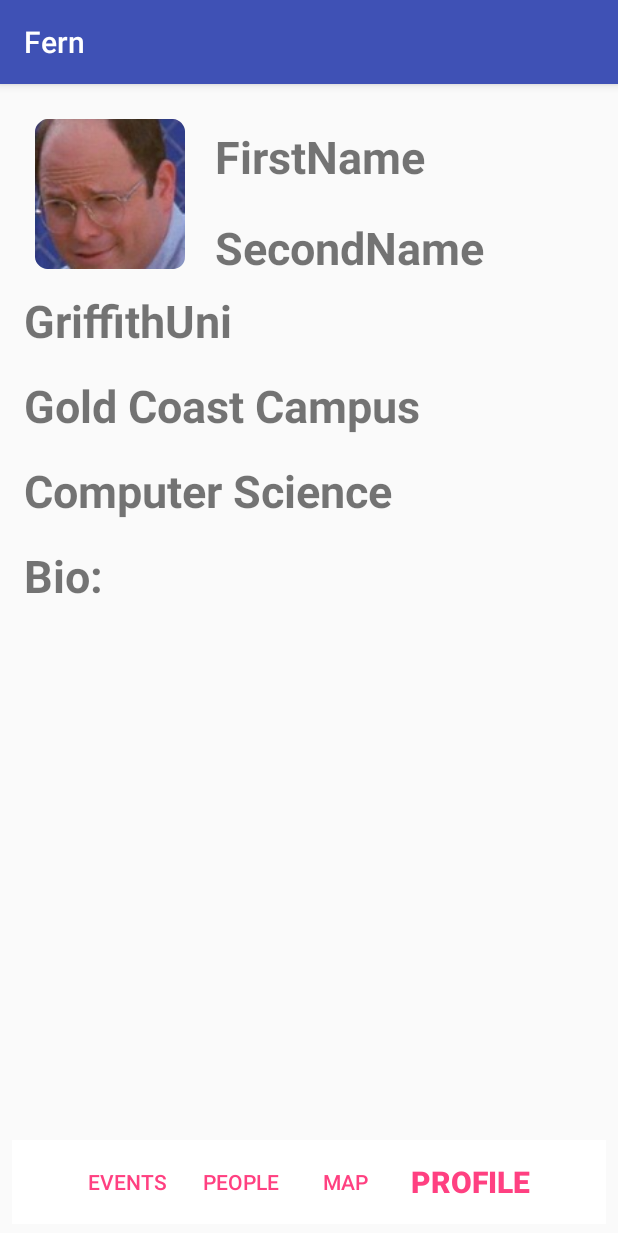
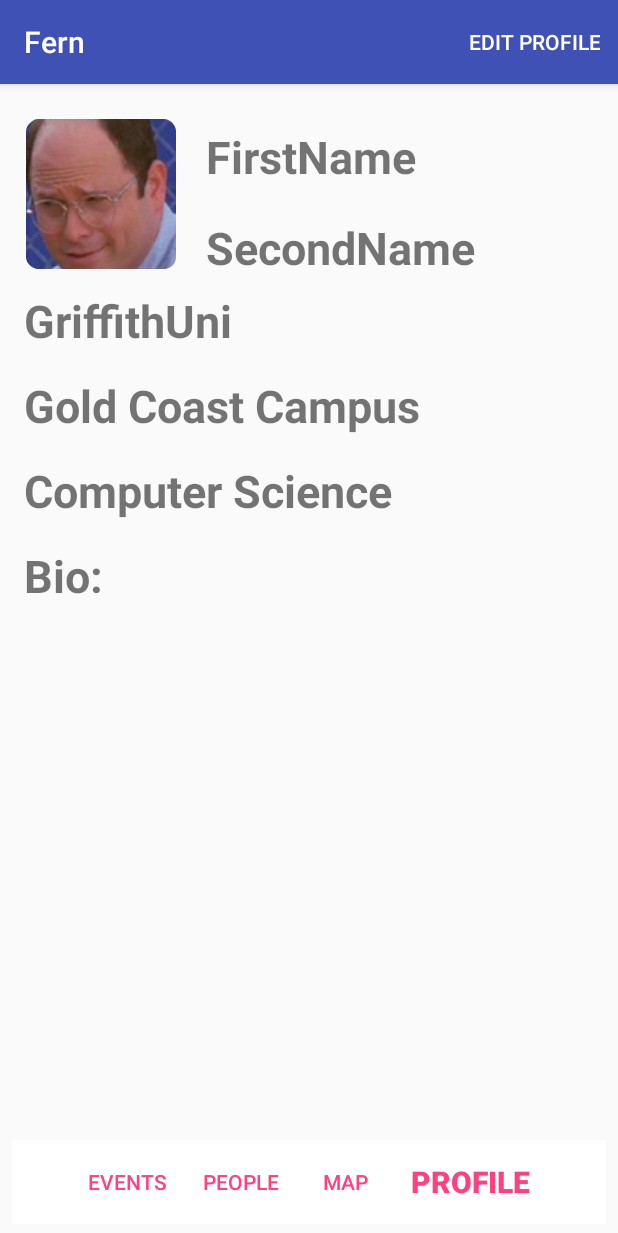
Before and after one commit to sk0g/Fern, an Android app: the ProfileActivity screen opened directly, with no data from a screen before it, on a phone screen of 412 x 824 dp. Shown: the top 1233 px of the screen. Run offline under Robolectric (Android 15) with nearby library versions, the phone set to English and light mode, and no system bars.

Commit message:
Add menu bar layout, adjust profile avatar

```diff
--- a/app/src/main/res/layout/activity_profile.xml
+++ b/app/src/main/res/layout/activity_profile.xml
@@ -54,7 +54,7 @@
         android:layout_height="100dp"
         android:layout_alignParentStart="true"
         android:layout_alignParentTop="true"
-        android:layout_marginStart="15dp"
+        android:layout_marginStart="9dp"
         android:layout_marginTop="15dp"
         app:srcCompat="@mipmap/profile" />
 
--- /dev/null
+++ b/app/src/main/res/menu/menu_bar.xml
@@ -0,0 +1,15 @@
+<?xml version="1.0" encoding="utf-8"?>
+<menu xmlns:app="http://schemas.android.com/apk/res-auto"
+    xmlns:tools="http://schemas.android.com/tools"
+    xmlns:android="http://schemas.android.com/apk/res/android"
+    android:layout_height="wrap_content"
+    android:layout_width="wrap_content"
+    tools:context=".ProfileActivity">
+
+    <item
+        android:id="@+id/activity_profile_edit_text"
+        android:orderInCategory="100"
+        android:title="EDIT PROFILE"
+        app:showAsAction="always"/>
+
+</menu>
```
